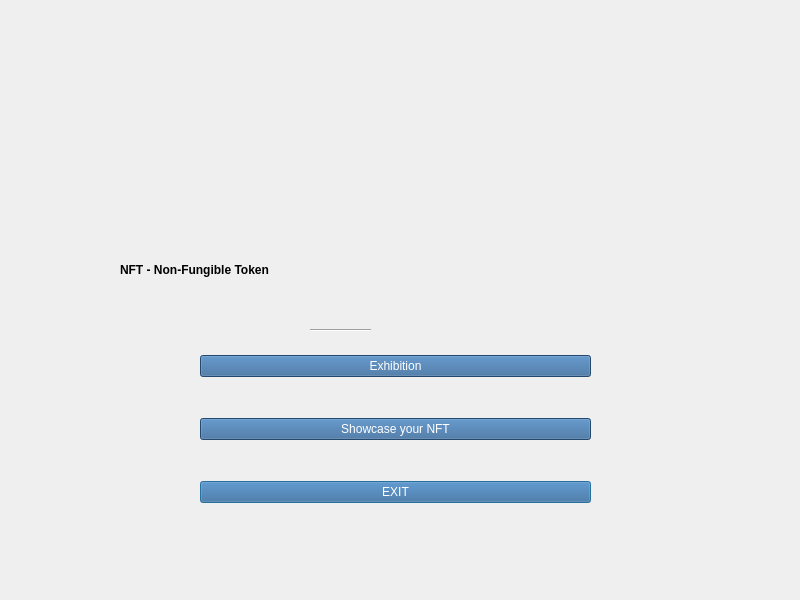
The window that frontend/Main menu.ui (SujalMatolia0/NFT-First-project) describes before a commit, drawn with Qt 5.
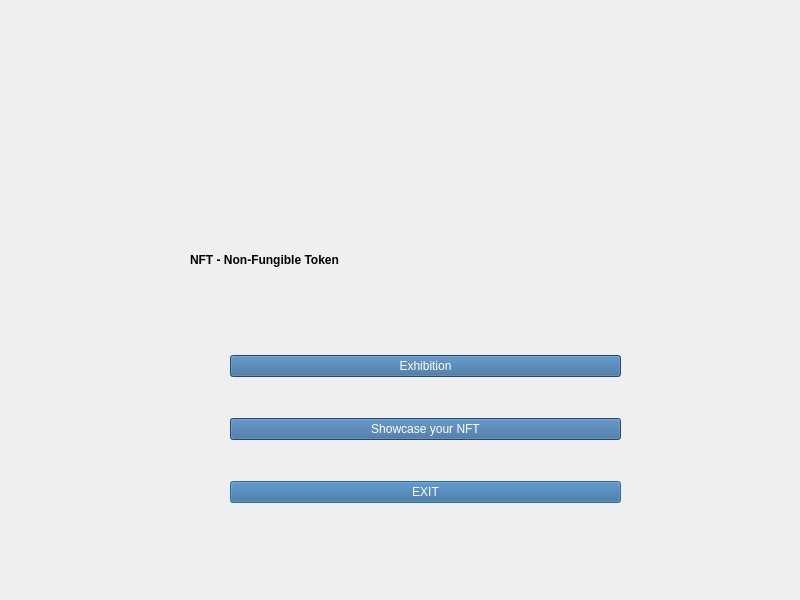
The same window after the commit.

```diff
--- a/frontend/Main menu.ui
+++ b/frontend/Main menu.ui
@@ -16,8 +16,8 @@
   <widget class="QLabel" name="label">
    <property name="geometry">
     <rect>
-     <x>120</x>
-     <y>240</y>
+     <x>190</x>
+     <y>230</y>
      <width>561</width>
      <height>61</height>
     </rect>
@@ -29,23 +29,10 @@
     <string>&lt;html&gt;&lt;head/&gt;&lt;body&gt;&lt;p&gt;&lt;span style=&quot; font-weight:600;&quot;&gt;NFT - Non-Fungible Token&lt;/span&gt;&lt;/p&gt;&lt;/body&gt;&lt;/html&gt;</string>
    </property>
   </widget>
-  <widget class="Line" name="line">
-   <property name="geometry">
-    <rect>
-     <x>310</x>
-     <y>310</y>
-     <width>61</width>
-     <height>41</height>
-    </rect>
-   </property>
-   <property name="orientation">
-    <enum>Qt::Horizontal</enum>
-   </property>
-  </widget>
   <widget class="QWidget" name="layoutWidget">
    <property name="geometry">
     <rect>
-     <x>200</x>
+     <x>230</x>
      <y>320</y>
      <width>391</width>
      <height>221</height>
```
Left out of the diff: 1 changed line with no effect on the pictures.
